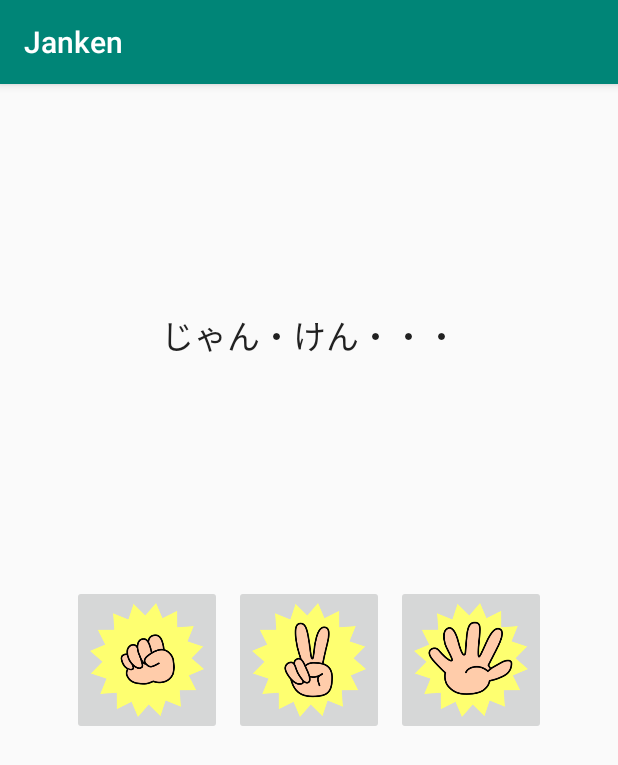
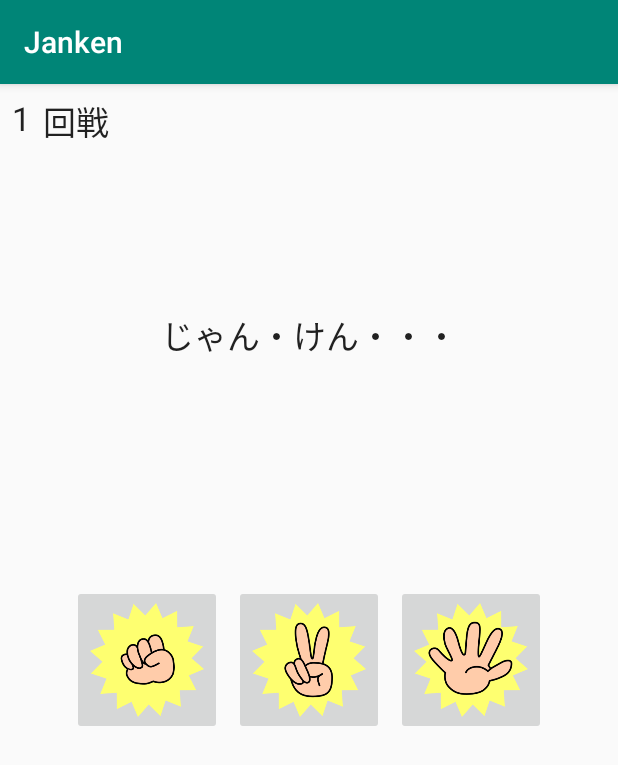
Before and after one commit to rawsk/Janken, an Android app: the screen it shows after launch (MainActivity), on a phone screen of 412 x 824 dp. Shown: the top 765 px of the screen. Run offline under Robolectric (Android 15) with nearby library versions, the phone set to English and light mode, and no system bars.

Commit message:
共有プリファレンス使用

```diff
--- a/app/src/main/java/sample/janken/MainActivity.kt
+++ b/app/src/main/java/sample/janken/MainActivity.kt
@@ -1,11 +1,11 @@
 package sample.janken
 
-import android.content.Intent
 import android.support.v7.app.AppCompatActivity
 import android.os.Bundle
+import android.preference.PreferenceManager
 import android.view.View
-import android.widget.ImageButton
 import kotlinx.android.synthetic.main.activity_main.*
+import org.jetbrains.anko.startActivity
 
 
 class MainActivity : AppCompatActivity() {
@@ -17,11 +17,21 @@ class MainActivity : AppCompatActivity() {
         gu.setOnClickListener { onJankenButtonTapped(it) }
         choki.setOnClickListener { onJankenButtonTapped(it) }
         pa.setOnClickListener { onJankenButtonTapped(it) }
+
+        val pref = PreferenceManager.getDefaultSharedPreferences(this)
+        val editor = pref.edit()
+        editor.clear().apply()
     }
 
-    fun onJankenButtonTapped(view: View?) {
-        val intent = Intent(this, ResultActivity::class.java)
-        intent.putExtra("MY_HAND", view?.id)
-        startActivity(intent)
+    override fun onStart() {
+        super.onStart()
+        val pref = PreferenceManager.getDefaultSharedPreferences(this)
+        val gameCount = pref.getInt("GAME_COUNT", 1)
+
+        gameCountLabel.text = gameCount.toString()
+    }
+
+    private fun onJankenButtonTapped(view: View?) {
+        startActivity<ResultActivity>("MY_HAND" to view?.id)
     }
 }
--- a/app/src/main/res/layout/activity_main.xml
+++ b/app/src/main/res/layout/activity_main.xml
@@ -37,4 +37,18 @@
             app:layout_constraintStart_toStartOf="parent" android:layout_marginEnd="8dp"
             app:layout_constraintEnd_toEndOf="parent" android:layout_marginBottom="8dp"
             app:layout_constraintBottom_toTopOf="@+id/choki"/>
+    <TextView
+            android:layout_width="wrap_content"
+            android:layout_height="wrap_content" app:layout_constraintTop_toTopOf="parent"
+            app:layout_constraintStart_toStartOf="parent"
+            android:layout_marginStart="8dp" android:id="@+id/gameCountLabel"
+            android:textAppearance="@style/TextAppearance.AppCompat.Large" android:text="0"
+            android:layout_marginTop="8dp"/>
+    <TextView
+            android:layout_width="wrap_content"
+            android:layout_height="wrap_content"
+            android:id="@+id/textView1"
+            android:textAppearance="@style/TextAppearance.AppCompat.Large" android:text="回戦"
+            app:layout_constraintStart_toEndOf="@+id/gameCountLabel"
+            app:layout_constraintTop_toTopOf="@+id/gameCountLabel" android:layout_marginStart="8dp"/>
 </android.support.constraint.ConstraintLayout>
```
Also changed, not shown: app/src/main/java/sample/janken/ResultActivity.kt (+20 -1 lines).
